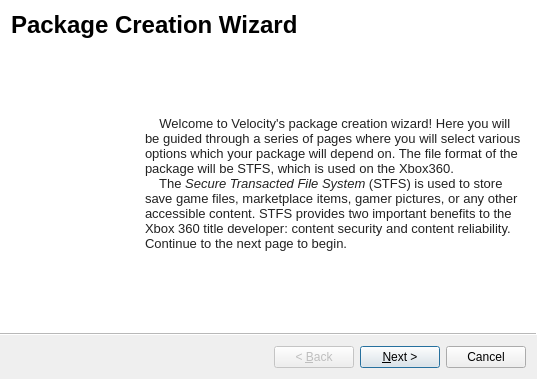
Qt form Velocity/creationwizard.ui (hetelek/Velocity) before a commit.
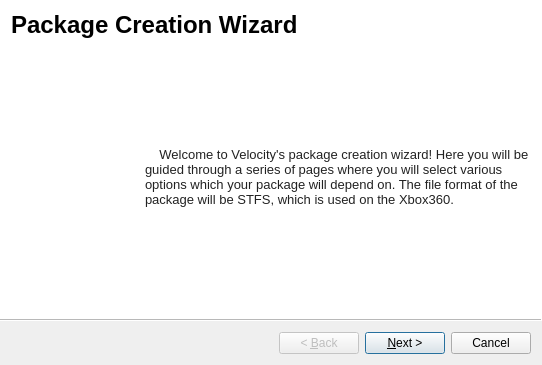
The same form after that commit. Icons and pictures are not drawn.

```diff
--- a/Velocity/creationwizard.ui
+++ b/Velocity/creationwizard.ui
@@ -6,10 +6,16 @@
    <rect>
     <x>0</x>
     <y>0</y>
-    <width>537</width>
-    <height>379</height>
+    <width>542</width>
+    <height>365</height>
    </rect>
   </property>
+  <property name="minimumSize">
+   <size>
+    <width>500</width>
+    <height>344</height>
+   </size>
+  </property>
   <property name="windowTitle">
    <string>Package Creation Wizard</string>
   </property>
@@ -66,8 +72,7 @@
 &lt;html&gt;&lt;head&gt;&lt;meta name=&quot;qrichtext&quot; content=&quot;1&quot; /&gt;&lt;style type=&quot;text/css&quot;&gt;
 p, li { white-space: pre-wrap; }
 &lt;/style&gt;&lt;/head&gt;&lt;body style=&quot; font-family:'MS Shell Dlg 2'; font-size:8.25pt; font-weight:400; font-style:normal;&quot;&gt;
-&lt;p style=&quot; margin-top:0px; margin-bottom:0px; margin-left:0px; margin-right:0px; -qt-block-indent:0; text-indent:0px;&quot;&gt;&lt;span style=&quot; font-family:'arial'; font-size:10pt; color:#222222; background-color:#ffffff;&quot;&gt;    Welcome to Velocity's package creation wizard! Here you will be guided through a series of pages where you will select various options which your package will depend on. The file format of the package will be STFS, which is used on the Xbox360.&lt;/span&gt;&lt;/p&gt;
-&lt;p style=&quot; margin-top:0px; margin-bottom:0px; margin-left:0px; margin-right:0px; -qt-block-indent:0; text-indent:0px;&quot;&gt;&lt;span style=&quot; font-family:'arial'; font-size:10pt; color:#222222; background-color:#ffffff;&quot;&gt;    The &lt;/span&gt;&lt;span style=&quot; font-family:'arial'; font-size:10pt; font-style:italic; color:#222222; background-color:#ffffff;&quot;&gt;Secure Transacted File System&lt;/span&gt;&lt;span style=&quot; font-family:'arial'; font-size:10pt; color:#222222; background-color:#ffffff;&quot;&gt; (STFS) is used to store save game files, marketplace items, gamer pictures, or any other accessible content. STFS provides two important benefits to the Xbox 360 title developer: content security and content reliability. Continue to the next page to begin.&lt;/span&gt;&lt;/p&gt;&lt;/body&gt;&lt;/html&gt;</string>
+&lt;p style=&quot; margin-top:0px; margin-bottom:0px; margin-left:0px; margin-right:0px; -qt-block-indent:0; text-indent:0px;&quot;&gt;&lt;span style=&quot; font-family:'arial'; font-size:10pt; color:#222222; background-color:#ffffff;&quot;&gt;    Welcome to Velocity's package creation wizard! Here you will be guided through a series of pages where you will select various options which your package will depend on. The file format of the package will be STFS, which is used on the Xbox360.&lt;/span&gt;&lt;/p&gt;&lt;/body&gt;&lt;/html&gt;</string>
         </property>
         <property name="wordWrap">
          <bool>true</bool>
```
